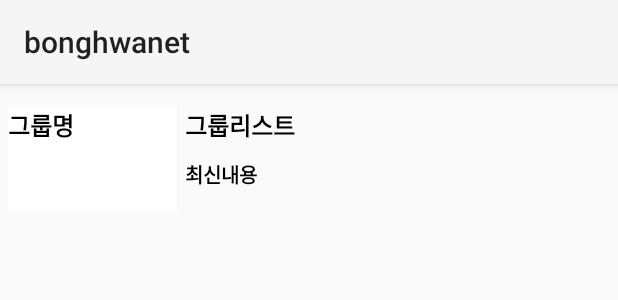
After one commit to green1343/bonghwanet, an Android app: the layout sample.xml on its own in the app's theme, with its tools: preview values and no code run, on a phone screen of 412 x 824 dp. The commit adds this screen. Shown: the top 300 px of the screen. Run offline under Robolectric (Android 15) with nearby library versions, the phone set to English and light mode, and no system bars.

Commit message:
Added files via upload

```diff
--- /dev/null
+++ b/Application/src/main/res/layout/sample.xml
@@ -0,0 +1,67 @@
+<?xml version="1.0" encoding="utf-8"?>
+<LinearLayout xmlns:android="http://schemas.android.com/apk/res/android"
+    android:id="@+id/vi_view"
+    android:layout_width="match_parent"
+    android:layout_height="90dp"
+    android:orientation="vertical" >
+
+    <LinearLayout
+        android:layout_width="match_parent"
+        android:layout_height="80dp"
+        android:layout_marginTop="10dp"
+        android:padding="5dp" >
+
+        <LinearLayout
+            android:layout_width="0dp"
+            android:layout_height="70dp"
+            android:layout_weight="1"
+            android:background="#ffffff"
+            android:gravity="left"
+            android:orientation="vertical" >
+
+            <TextView
+                android:id="@+id/group"
+                android:layout_width="wrap_content"
+                android:layout_height="0dp"
+                android:layout_weight="4"
+                android:text="그룹명"
+                android:textColor="#000000"
+                android:textSize="16sp"
+                android:textStyle="bold"
+                android:typeface="monospace" />
+        </LinearLayout>
+
+        <LinearLayout
+            android:layout_width="0dp"
+            android:layout_height="match_parent"
+            android:layout_marginLeft="5dp"
+            android:layout_weight="2.5"
+            android:gravity="center_vertical"
+            android:orientation="vertical" >
+
+            <TextView
+                android:id="@+id/namelist"
+                android:layout_width="wrap_content"
+                android:layout_height="0dp"
+                android:layout_weight="4"
+                android:text="그룹리스트"
+                android:textColor="#000000"
+                android:textSize="16sp"
+                android:textStyle="bold"
+                android:typeface="monospace" />
+
+            <TextView
+                android:id="@+id/content"
+                android:layout_width="wrap_content"
+                android:layout_height="0dp"
+                android:layout_weight="4"
+                android:text="최신내용"
+                android:textColor="#000000"
+                android:textSize="13sp"
+                android:textStyle="bold"
+                android:typeface="monospace" />
+        </LinearLayout>
+
+    </LinearLayout>
+
+</LinearLayout>
```
Also changed, not shown: Application/src/main/res/layout/sample_main.xml (+69 -59 lines).
